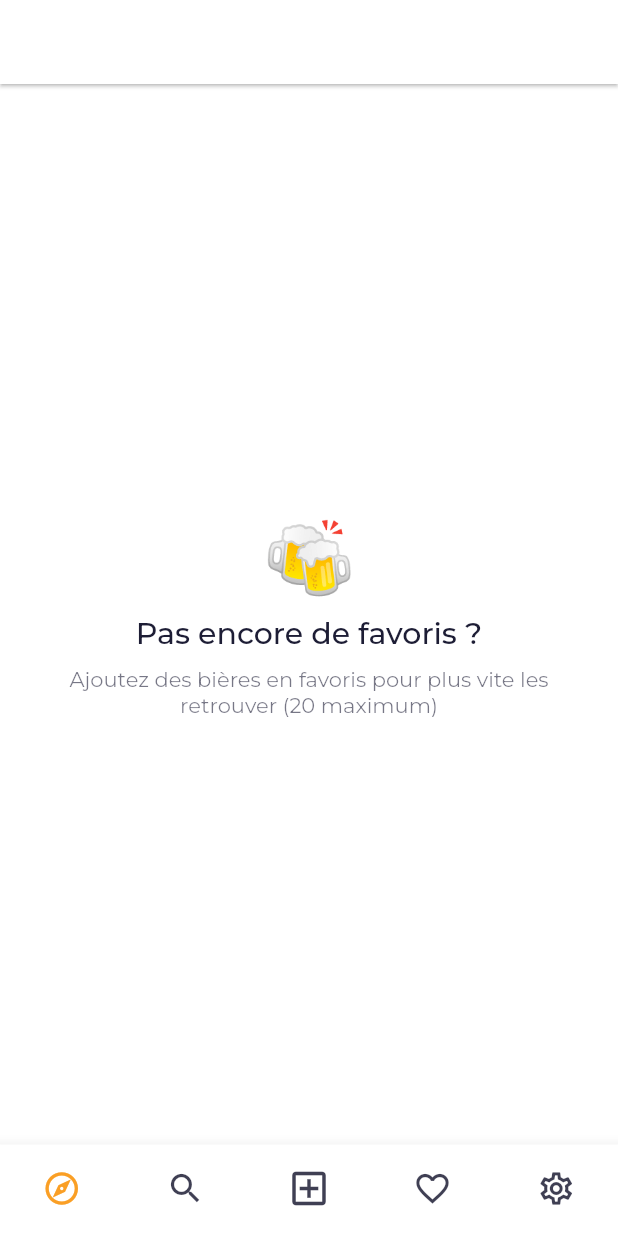
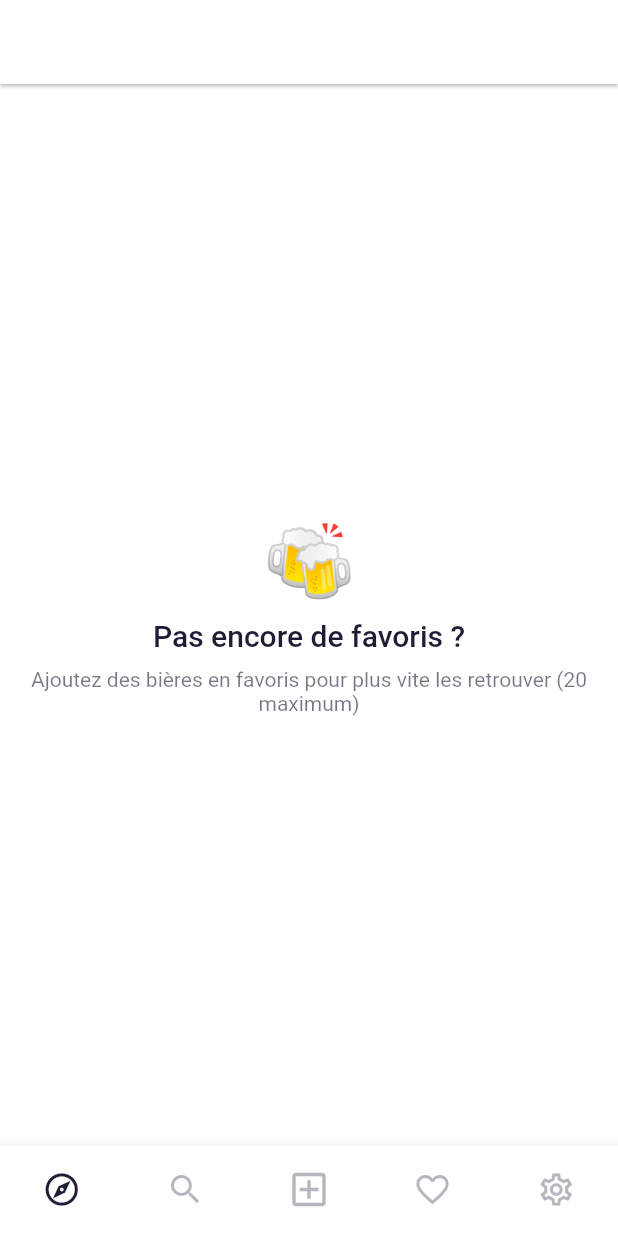
Before and after one commit to Synthx/Hoppy, a Flutter app: the screen it shows after launch, swiped to page 3, on a phone screen of 412 x 824 dp. Run offline on Flutter 3.47's test engine with Material 2 defaults, Android fonts, the phone set to English and light mode, and no system bars; our stand-ins replace bloc, camera, charts_flutter, equatable, flutter_bloc, flutter_rating_bar and 7 more; accounts and stored records are empty; generated files the repository leaves out were written again; Roboto replaces fonts that are missing (SFPro).

Commit message:
:lipstick: : add dark theme data

```diff
--- a/lib/core/theme/colors.dart
+++ b/lib/core/theme/colors.dart
@@ -10,6 +10,6 @@ const kLightCardColor = Color(0xFFF8F8F8);
 const kLightContentColor = Color(0xFF1D1D35);
 
 // dark theme
-const kDarkBackgroundColor = Color(0xFF212121);
-const kDarkCardColor = Color(0xFF040404);
+const kDarkBackgroundColor = Color(0xFF1D1D1D);
+const kDarkCardColor = Color(0xFF212121);
 const kDarkContentColor = Color(0xFFF5FCF9);
--- a/lib/core/theme/theme_data.dart
+++ b/lib/core/theme/theme_data.dart
@@ -1,5 +1,4 @@
 import 'package:flutter/material.dart';
-import 'package:google_fonts/google_fonts.dart';
 import 'package:hoppy/core/core.dart';
 
 final appBarTheme = const AppBarTheme(
@@ -31,7 +30,6 @@ final elevatedButtonTheme = ElevatedButtonThemeData(
 );
 
 ThemeData lightThemeData(BuildContext context) {
-  final font = GoogleFonts.montserrat();
   return ThemeData.light().copyWith(
     splashColor: Colors.transparent,
     highlightColor: Colors.transparent,
@@ -47,7 +45,7 @@ ThemeData lightThemeData(BuildContext context) {
       backgroundColor: kLightBackgroundColor,
       textTheme: Theme.of(context).textTheme.copyWith(
             headline6: TextStyle(
-              fontFamily: font.fontFamily,
+              fontFamily: 'SFPro',
               color: kLightContentColor,
             ),
           ),
@@ -55,16 +53,17 @@ ThemeData lightThemeData(BuildContext context) {
     dividerColor: Color(0xFFA0A0A0),
     bottomNavigationBarTheme: bottomBarTheme.copyWith(
       backgroundColor: kLightBackgroundColor,
-      selectedItemColor: kPrimaryColor,
-      unselectedItemColor: kLightContentColor.withOpacity(0.85),
+      selectedItemColor: kLightContentColor,
+      unselectedItemColor: kLightContentColor.withOpacity(0.32),
     ),
-    textTheme: GoogleFonts.montserratTextTheme()
+    textTheme: Theme.of(context)
+        .textTheme
         .apply(
           bodyColor: kLightContentColor,
+          fontFamily: 'SFPro',
         )
         .copyWith(
           bodyText2: TextStyle(
-            fontFamily: font.fontFamily,
             color: kLightContentColor.withOpacity(0.6),
           ),
         ),
@@ -76,11 +75,48 @@ ThemeData lightThemeData(BuildContext context) {
   );
 }
 
-ThemeData darkThemeData = ThemeData.dark().copyWith(
+ThemeData darkThemeData(BuildContext context) {
+  return ThemeData.dark().copyWith(
+    splashColor: Colors.transparent,
+    highlightColor: Colors.transparent,
     primaryColor: kPrimaryColor,
     scaffoldBackgroundColor: kDarkBackgroundColor,
+    backgroundColor: kDarkBackgroundColor,
     cardColor: kDarkCardColor,
     iconTheme: IconThemeData(
       color: kDarkContentColor,
+      opacity: 0.8,
     ),
+    appBarTheme: appBarTheme.copyWith(
+      iconTheme: IconThemeData(
+        color: kDarkContentColor,
+        opacity: 0.8,
+      ),
+      shadowColor: Colors.white.withOpacity(0.25),
+      backgroundColor: kDarkCardColor,
+      textTheme: Theme.of(context).textTheme.copyWith(
+            headline6: TextStyle(
+              color: kDarkContentColor,
+            ),
+          ),
+    ),
+    dividerColor: Color(0xFFA0A0A0),
+    bottomNavigationBarTheme: bottomBarTheme.copyWith(
+      backgroundColor: kDarkCardColor,
+      selectedItemColor: kDarkContentColor,
+      unselectedItemColor: kDarkContentColor.withOpacity(0.35),
+    ),
+    textTheme: Theme.of(context)
+        .textTheme
+        .apply(
+          bodyColor: kDarkContentColor,
+          fontFamily: 'SFPro',
+        )
+        .copyWith(
+          bodyText2: TextStyle(
+            color: kDarkContentColor.withOpacity(0.6),
+          ),
+        ),
+    elevatedButtonTheme: elevatedButtonTheme,
   );
+}
--- a/lib/hoppy.dart
+++ b/lib/hoppy.dart
@@ -59,7 +59,7 @@ class Hoppy extends StatelessWidget {
               debugShowMaterialGrid: false,
               title: 'Hoppy',
               theme: lightThemeData(context),
-              darkTheme: darkThemeData,
+              darkTheme: darkThemeData(context),
               themeMode: _getCurrentThemeMode(state.value.darkMode),
               localizationsDelegates: AppLocalizations.localizationsDelegates,
               supportedLocales: AppLocalizations.supportedLocales,
```
Lines whose indentation alone changed are shown as unchanged.
